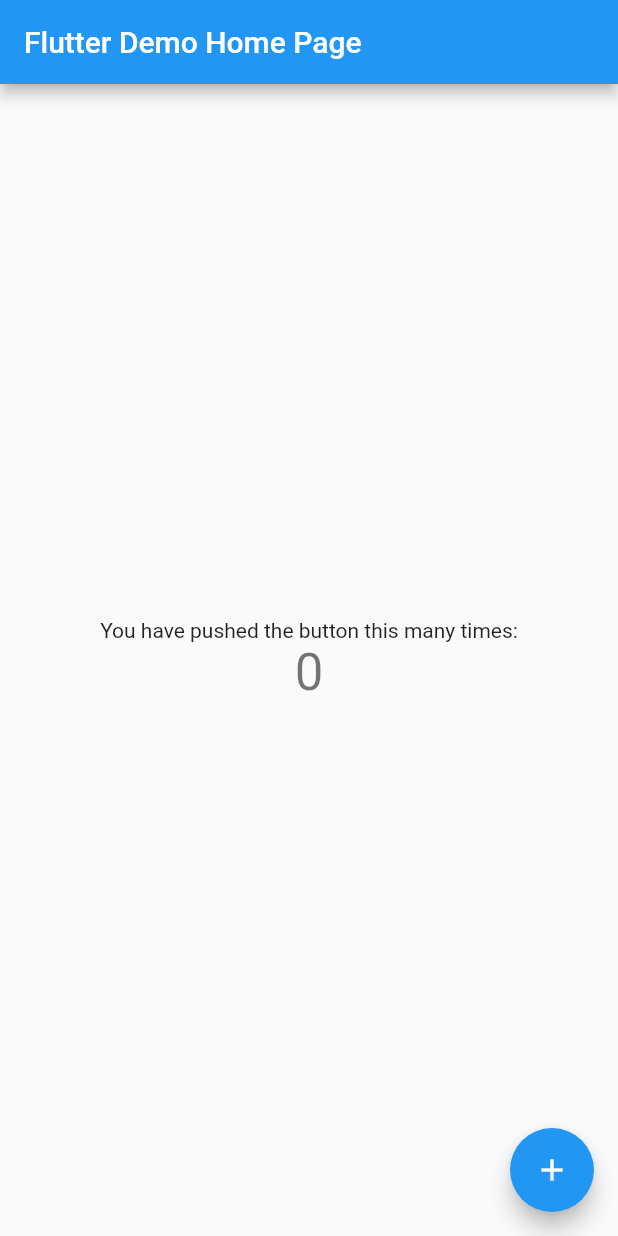
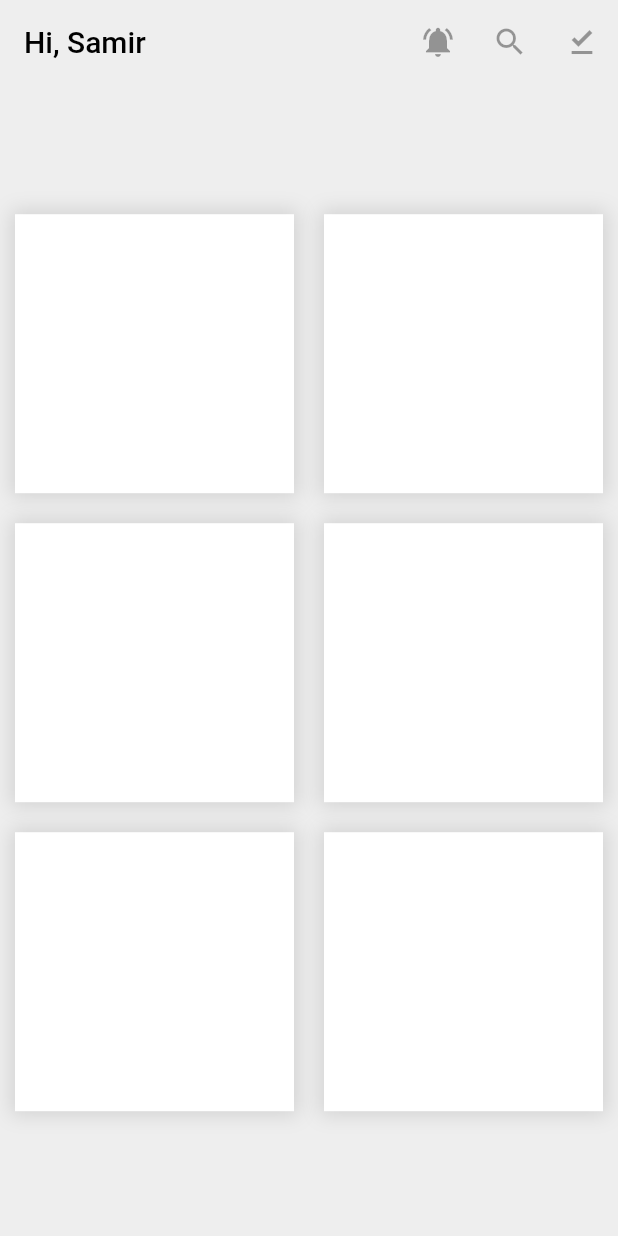
Before and after one commit to Samir-N-Ahmad/university_management_system, a Flutter app: the screen it shows after launch, on a phone screen of 412 x 824 dp. Run offline on Flutter 3.47's test engine with Material 2 defaults, Android fonts, the phone set to English and light mode, and no system bars.

Commit message:
UMS-1 Implement main screen basic design.

```diff
--- a/lib/main.dart
+++ b/lib/main.dart
@@ -1,4 +1,5 @@
 import 'package:flutter/material.dart';
+import 'package:u/view/screen/main_screen.dart';
 
 void main() {
   runApp(MyApp());
@@ -11,22 +12,10 @@ class MyApp extends StatelessWidget {
     return MaterialApp(
       title: 'Flutter Demo',
       theme: ThemeData(
-        // This is the theme of your application.
-        //
-        // Try running your application with "flutter run". You'll see the
-        // application has a blue toolbar. Then, without quitting the app, try
-        // changing the primarySwatch below to Colors.green and then invoke
-        // "hot reload" (press "r" in the console where you ran "flutter run",
-        // or simply save your changes to "hot reload" in a Flutter IDE).
-        // Notice that the counter didn't reset back to zero; the application
-        // is not restarted.
         primarySwatch: Colors.blue,
-        // This makes the visual density adapt to the platform that you run
-        // the app on. For desktop platforms, the controls will be smaller and
-        // closer together (more dense) than on mobile platforms.
         visualDensity: VisualDensity.adaptivePlatformDensity,
       ),
-      home: MyHomePage(title: 'Flutter Demo Home Page'),
+      home: MainScreen(),
     );
   }
 }
--- /dev/null
+++ b/lib/view/screen/main_screen.dart
@@ -0,0 +1,69 @@
+import 'package:flutter/cupertino.dart';
+import 'package:flutter/material.dart';
+
+class MainScreen extends StatefulWidget {
+  @override
+  _MainScreenState createState() => _MainScreenState();
+}
+
+class _MainScreenState extends State<MainScreen> {
+  @override
+  Widget build(BuildContext context) {
+    return Scaffold(
+        backgroundColor: Color(0XFFEEEEEE),
+        appBar: AppBar(
+          title: Text(
+            "Hi, Samir",
+            style: TextStyle(color: Colors.black),
+          ),
+          backgroundColor: Colors.transparent,
+          elevation: 0,
+          actions: [
+            IconButton(
+              onPressed: null,
+              icon: Icon(Icons.notifications_on),
+            ),
+            IconButton(
+              onPressed: null,
+              icon: Icon(Icons.search),
+            ),
+            IconButton(
+              onPressed: null,
+              icon: Icon(Icons.download_done_sharp),
+            )
+          ],
+        ),
+        body: Column(
+          children: [
+            Expanded(
+              flex: 1,
+              child: Container(),
+            ),
+            Expanded(
+                flex: 9,
+                child: GridView.builder(
+                    padding: EdgeInsets.all(10),
+                    itemCount: 6,
+                    gridDelegate: SliverGridDelegateWithFixedCrossAxisCount(
+                        crossAxisCount: MediaQuery.of(context).orientation ==
+                                Orientation.landscape
+                            ? 4
+                            : 2,
+                        crossAxisSpacing: 20,
+                        childAspectRatio: 1,
+                        mainAxisSpacing: 20),
+                    itemBuilder: (context, index) => Container(
+                          padding: EdgeInsets.all(5),
+                          decoration: BoxDecoration(
+                              color: Colors.white,
+                              boxShadow: [
+                                BoxShadow(
+                                    color: Color(0x77B2B2B2),
+                                    blurRadius: 10,
+                                    spreadRadius: 3)
+                              ]),
+                        )))
+          ],
+        ));
+  }
+}
```
